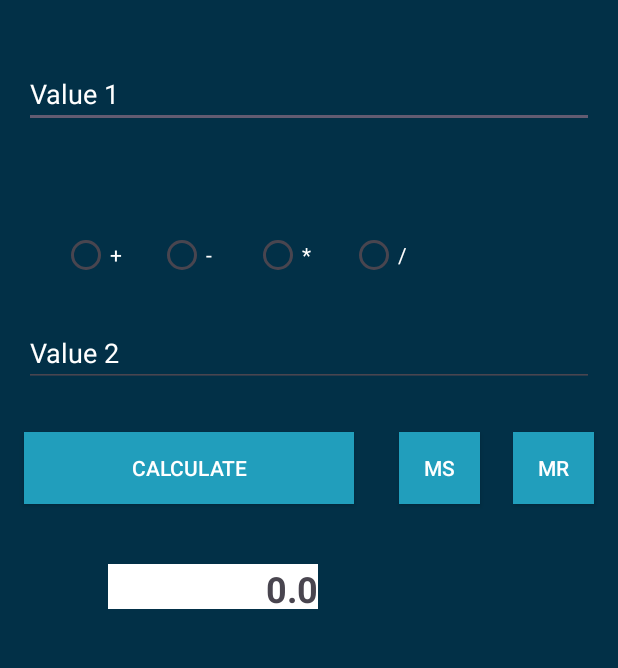
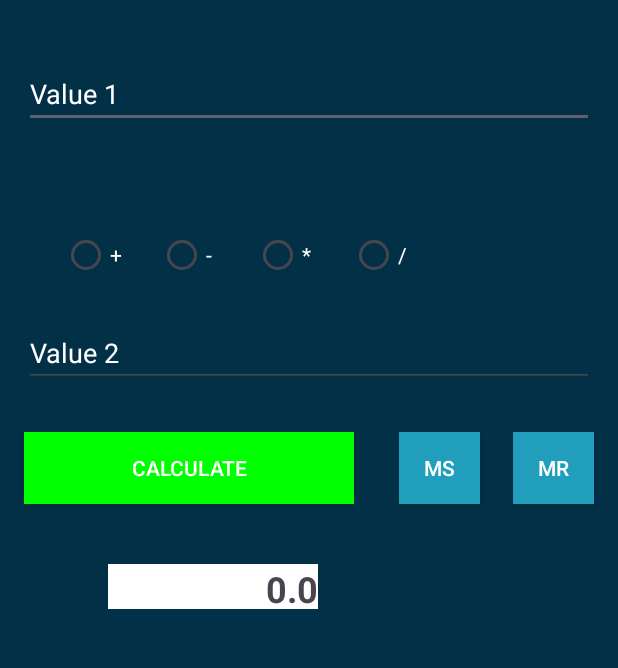
Before and after one commit to MfellnerDev/SEW-7a-Calculator, an Android app: the screen it shows after launch (MainActivity), after a tap on "CALCULATE", on a phone screen of 412 x 824 dp, the part 174-842 px from its top. Run offline under Robolectric (Android 15) with nearby library versions, the phone set to English and light mode, and no system bars.

Commit message:
feat(extra functionality): implementing my personal extra functionality, letter A

```diff
--- a/app/src/main/java/com/example/mfellner/sew_7a_calculator/MainActivity.java
+++ b/app/src/main/java/com/example/mfellner/sew_7a_calculator/MainActivity.java
@@ -2,7 +2,9 @@ package com.example.mfellner.sew_7a_calculator;
 
 import androidx.appcompat.app.AppCompatActivity;
 
+import android.graphics.Color;
 import android.os.Bundle;
+import android.util.Log;
 import android.view.View;
 import android.widget.Button;
 import android.widget.EditText;
@@ -11,6 +13,7 @@ import android.widget.TextView;
 
 public class MainActivity extends AppCompatActivity {
     private char calcOperation;
+    private Button calculateButton;
 
     @Override
     protected void onCreate(Bundle savedInstanceState) {
@@ -18,10 +21,10 @@ public class MainActivity extends AppCompatActivity {
         setContentView(R.layout.activity_main);
 
         //get all radiobuttons
-        final Button addButton = (Button) findViewById(R.id.radio_addition);
-        final Button subButton = (Button) findViewById(R.id.radio_subtraction);
-        final Button multButton = (Button) findViewById(R.id.radio_multiplication);
-        final Button divButton = (Button) findViewById(R.id.radio_division);
+        Button addButton = (Button) findViewById(R.id.radio_addition);
+        Button subButton = (Button) findViewById(R.id.radio_subtraction);
+        Button multButton = (Button) findViewById(R.id.radio_multiplication);
+        Button divButton = (Button) findViewById(R.id.radio_division);
 
         //add an eventlistener to all buttons
         setupButtonClickListener(addButton, '+');
@@ -29,13 +32,13 @@ public class MainActivity extends AppCompatActivity {
         setupButtonClickListener(multButton, '*');
         setupButtonClickListener(divButton, '/');
 
-        final Button calculateButton = (Button) findViewById(R.id.button_calculate);
+        this.calculateButton = (Button) findViewById(R.id.button_calculate);
         calculateButton.setOnClickListener(new View.OnClickListener()  {
             public void onClick (View v)    {
 
                 // get all values
-                final EditText inputFirstValue = (EditText) findViewById(R.id.edit_text_first);
-                final EditText inputSecondValue = (EditText) findViewById(R.id.edit_text_second);
+                EditText inputFirstValue = (EditText) findViewById(R.id.edit_text_first);
+                EditText inputSecondValue = (EditText) findViewById(R.id.edit_text_second);
 
                 double firstValue = extractInputAndConvertToDouble(inputFirstValue);
                 double secondValue = extractInputAndConvertToDouble(inputSecondValue);
@@ -44,7 +47,7 @@ public class MainActivity extends AppCompatActivity {
 
                 // make result visible
 
-                final TextView resultView = (TextView) findViewById(R.id.text_result);
+                TextView resultView = (TextView) findViewById(R.id.text_result);
                 resultView.setText(String.valueOf(result));
             }
         });
@@ -86,4 +89,10 @@ public class MainActivity extends AppCompatActivity {
     public void setCalcOperation(char calcOperation) {
         this.calcOperation = calcOperation;
     }
+
+    @Override
+    public void onResume() {
+        super.onResume();
+        this.calculateButton.setBackgroundColor(Color.GREEN);
+    }
 }
```
